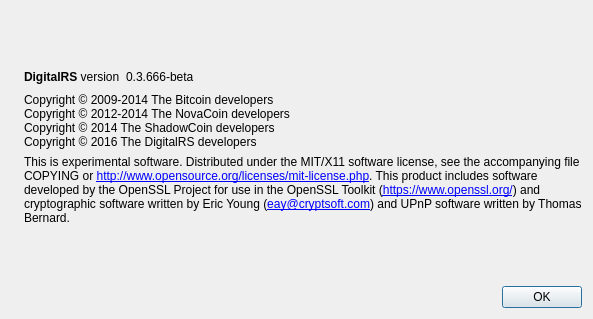
The window that source/src/qt/forms/aboutdialog.ui (mammix2/experimental) describes before a commit, drawn with Qt 5.
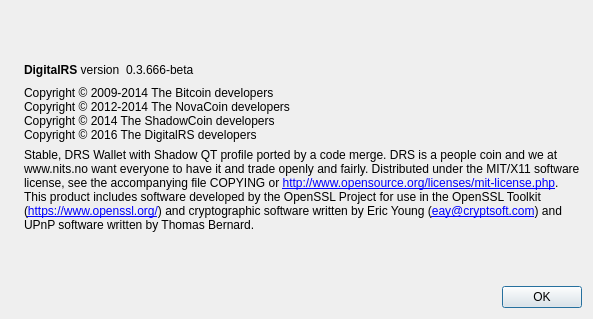
The same window after the commit. Icons and pictures are not drawn.

Commit message: update about qt form

```diff
--- a/source/src/qt/forms/aboutdialog.ui
+++ b/source/src/qt/forms/aboutdialog.ui
@@ -108,7 +108,7 @@
        </property>
        <property name="text">
         <string>
-This is experimental software.
+Stable, DRS Wallet with Shadow QT profile ported by a code merge. DRS is a people coin and we at www.nits.no want everyone to have it and trade openly and fairly.
 
 Distributed under the MIT/X11 software license, see the accompanying file COPYING or &lt;a href=&quot;http://www.opensource.org/licenses/mit-license.php&quot;&gt;http://www.opensource.org/licenses/mit-license.php&lt;/a&gt;.
 
```
